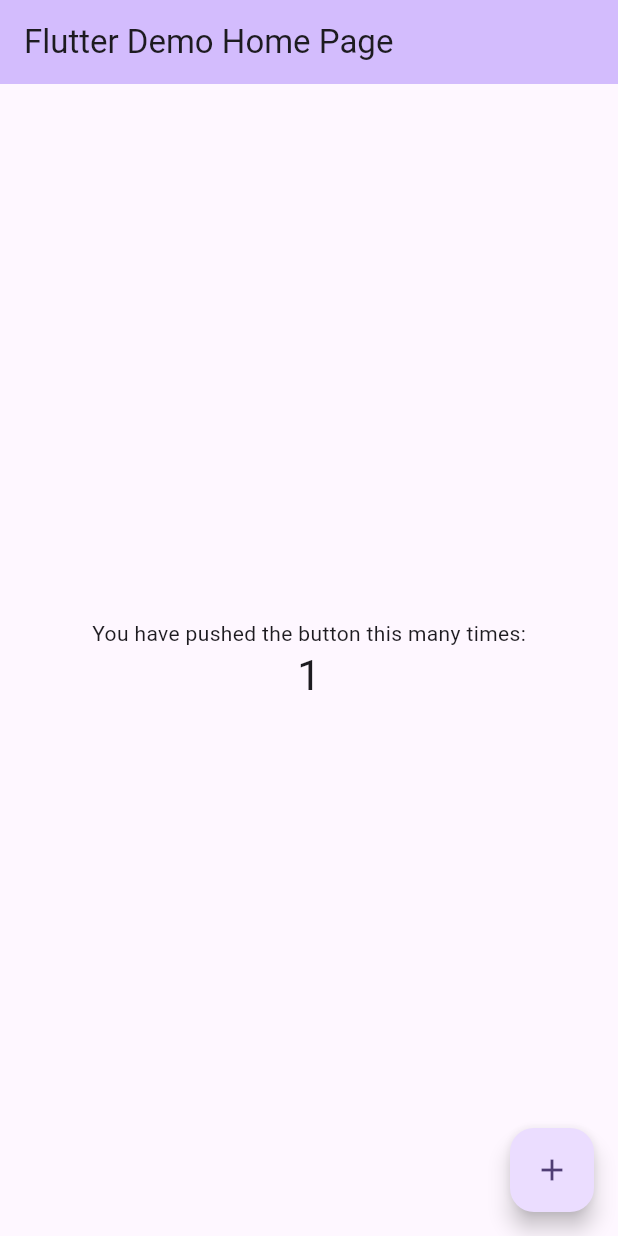
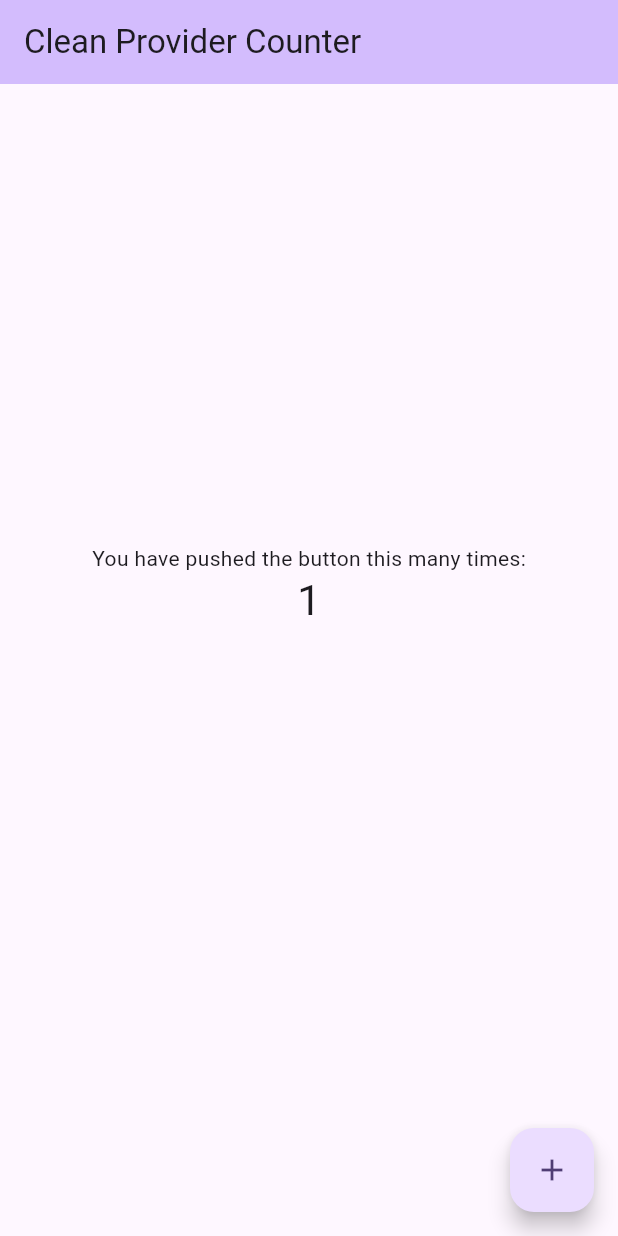
Before and after one commit to elbeicktalat/clean_provider, a Flutter app: the screen it shows after launch, after a tap on the "add" icon, on a phone screen of 412 x 824 dp. Run offline on Flutter 3.47's test engine with Material 2 defaults, Android fonts, the phone set to English and light mode, and no system bars.

Commit message:
add counter example built with clean_provider

```diff
--- a/example/lib/main.dart
+++ b/example/lib/main.dart
@@ -1,3 +1,4 @@
+import 'package:example/src/counter/counter_page.dart';
 import 'package:flutter/material.dart';
 
 void main() {
@@ -7,119 +8,15 @@ void main() {
 class MyApp extends StatelessWidget {
   const MyApp({super.key});
 
-  // This widget is the root of your application.
   @override
   Widget build(BuildContext context) {
     return MaterialApp(
-      title: 'Flutter Demo',
+      title: 'Clean Provider Counter App',
       theme: ThemeData(
-        // This is the theme of your application.
-        //
-        // TRY THIS: Try running your application with "flutter run". You'll see
-        // the application has a blue toolbar. Then, without quitting the app,
-        // try changing the seedColor in the colorScheme below to Colors.green
-        // and then invoke "hot reload" (save your changes or press the "hot
-        // reload" button in a Flutter-supported IDE, or press "r" if you used
-        // the command line to start the app).
-        //
-        // Notice that the counter didn't reset back to zero; the application
-        // state is not lost during the reload. To reset the state, use hot
-        // restart instead.
-        //
-        // This works for code too, not just values: Most code changes can be
-        // tested with just a hot reload.
         colorScheme: ColorScheme.fromSeed(seedColor: Colors.deepPurple),
         useMaterial3: true,
       ),
-      home: const MyHomePage(title: 'Flutter Demo Home Page'),
+      home: const CounterPage(),
     );
   }
 }
-
-class MyHomePage extends StatefulWidget {
-  const MyHomePage({super.key, required this.title});
-
-  // This widget is the home page of your application. It is stateful, meaning
-  // that it has a State object (defined below) that contains fields that affect
-  // how it looks.
-
-  // This class is the configuration for the state. It holds the values (in this
-  // case the title) provided by the parent (in this case the App widget) and
-  // used by the build method of the State. Fields in a Widget subclass are
-  // always marked "final".
-
-  final String title;
-
-  @override
-  State<MyHomePage> createState() => _MyHomePageState();
-}
-
-class _MyHomePageState extends State<MyHomePage> {
-  int _counter = 0;
-
-  void _incrementCounter() {
-    setState(() {
-      // This call to setState tells the Flutter framework that something has
-      // changed in this State, which causes it to rerun the build method below
-      // so that the display can reflect the updated values. If we changed
-      // _counter without calling setState(), then the build method would not be
-      // called again, and so nothing would appear to happen.
-      _counter++;
-    });
-  }
-
-  @override
-  Widget build(BuildContext context) {
-    // This method is rerun every time setState is called, for instance as done
-    // by the _incrementCounter method above.
-    //
-    // The Flutter framework has been optimized to make rerunning build methods
-    // fast, so that you can just rebuild anything that needs updating rather
-    // than having to individually change instances of widgets.
-    return Scaffold(
-      appBar: AppBar(
-        // TRY THIS: Try changing the color here to a specific color (to
-        // Colors.amber, perhaps?) and trigger a hot reload to see the AppBar
-        // change color while the other colors stay the same.
-        backgroundColor: Theme.of(context).colorScheme.inversePrimary,
-        // Here we take the value from the MyHomePage object that was created by
-        // the App.build method, and use it to set our appbar title.
-        title: Text(widget.title),
-      ),
-      body: Center(
-        // Center is a layout widget. It takes a single child and positions it
-        // in the middle of the parent.
-        child: Column(
-          // Column is also a layout widget. It takes a list of children and
-          // arranges them vertically. By default, it sizes itself to fit its
-          // children horizontally, and tries to be as tall as its parent.
-          //
-          // Column has various properties to control how it sizes itself and
-          // how it positions its children. Here we use mainAxisAlignment to
-          // center the children vertically; the main axis here is the vertical
-          // axis because Columns are vertical (the cross axis would be
-          // horizontal).
-          //
-          // TRY THIS: Invoke "debug painting" (choose the "Toggle Debug Paint"
-          // action in the IDE, or press "p" in the console), to see the
-          // wireframe for each widget.
-          mainAxisAlignment: MainAxisAlignment.center,
-          children: <Widget>[
-            const Text(
-              'You have pushed the button this many times:',
-            ),
-            Text(
-              '$_counter',
-              style: Theme.of(context).textTheme.headlineMedium,
-            ),
-          ],
-        ),
-      ),
-      floatingActionButton: FloatingActionButton(
-        onPressed: _incrementCounter,
-        tooltip: 'Increment',
-        child: const Icon(Icons.add),
-      ), // This trailing comma makes auto-formatting nicer for build methods.
-    );
-  }
-}
--- /dev/null
+++ b/example/lib/src/counter/counter_page.dart
@@ -0,0 +1,26 @@
+import 'package:clean_provider/clean_provider.dart';
+import 'package:example/src/counter/counter_view.dart';
+import 'package:example/src/counter/counter_view_model.dart';
+import 'package:flutter/material.dart';
+import 'package:provider/provider.dart';
+import 'package:provider/single_child_widget.dart';
+
+class CounterPage extends StatelessWidget {
+  const CounterPage({super.key});
+
+  @override
+  Widget build(BuildContext context) {
+    return SceneConsumer<CounterViewModel>(
+      // use CounterView.new if no other params to receive.
+      (viewModel) => CounterView(
+        viewModel,
+        title: 'Clean Provider Counter',
+      ),
+      providers: <SingleChildWidget>[
+        ChangeNotifierProvider<CounterViewModel>(
+          create: (_) => CounterViewModel(),
+        ),
+      ],
+    );
+  }
+}
--- /dev/null
+++ b/example/lib/src/counter/counter_view.dart
@@ -0,0 +1,43 @@
+import 'package:clean_provider/clean_provider.dart';
+import 'package:example/src/counter/counter_view_model.dart';
+import 'package:flutter/material.dart' hide View;
+
+class CounterView extends Scene<CounterViewModel> {
+  const CounterView(
+    super.viewModel, {
+    required this.title,
+    super.key,
+  });
+
+  final String title;
+
+  @override
+  Widget builder() {
+    return Scaffold(
+      appBar: AppBar(
+        backgroundColor: Theme.of(context).colorScheme.inversePrimary,
+        title: Text(title),
+      ),
+      body: Center(
+        child: Column(
+          mainAxisAlignment: MainAxisAlignment.center,
+          children: <Widget>[
+            const Text(
+              'You have pushed the button this many times:',
+            ),
+            Text(
+              '${viewModel.counter}',
+              style: Theme.of(context).textTheme.headlineMedium,
+            ),
+            const SizedBox(height: 100),
+          ],
+        ),
+      ),
+      floatingActionButton: FloatingActionButton(
+        onPressed: viewModel.increment,
+        tooltip: 'Increment',
+        child: const Icon(Icons.add),
+      ),
+    );
+  }
+}
--- /dev/null
+++ b/example/lib/src/counter/counter_view_model.dart
@@ -0,0 +1,20 @@
+import 'package:clean_provider/clean_provider.dart';
+import 'package:flutter/material.dart';
+
+class CounterViewModel extends ViewModel {
+  int get counter => _counter.value;
+  final ValueNotifier<int> _counter = 0.listen;
+
+  void increment() {
+    _counter.value++;
+    print(MediaQuery.of(context).size);
+  }
+
+  void decrement() => _counter.value--;
+
+  @override
+  List<ChangeNotifier> get notifiers =>
+      [
+        _counter,
+      ];
+}
```
Also changed, not shown: example/pubspec.lock.
